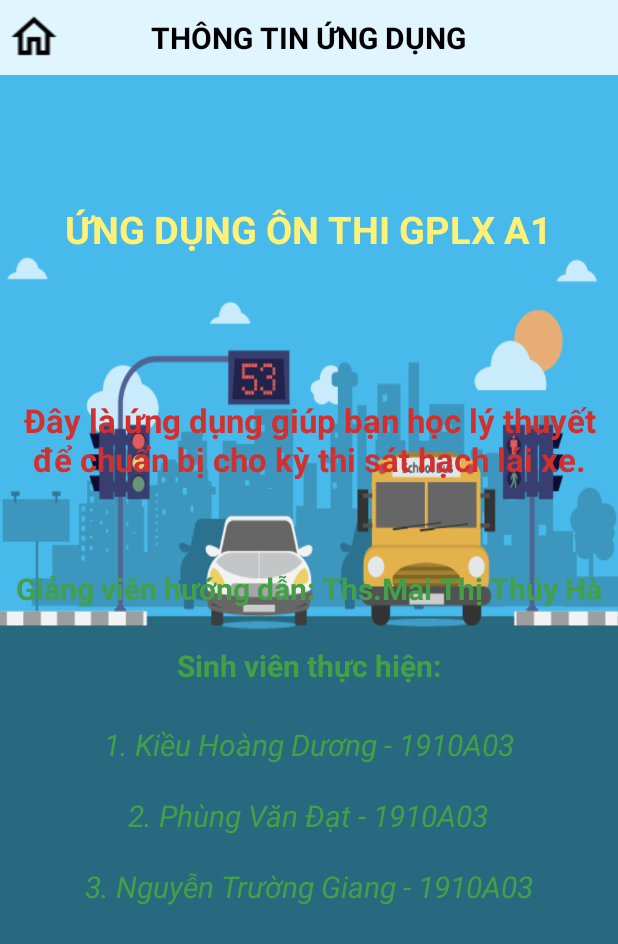
After one commit to duogwas/OnThiGPLXA1, an Android app: the ThongTinUngDung screen opened directly, with no data from a screen before it, on a phone screen of 412 x 824 dp. The commit adds this screen. Shown: the top 944 px of the screen. Run offline under Robolectric (Android 15) with nearby library versions, the phone set to English and light mode, and no system bars; Roboto replaces fonts that are not available here.

Commit message:
hoan thanh giao dien va xu ly activity ThongTin va HoTro

```diff
--- /dev/null
+++ b/app/src/main/java/hou/duogwas/onthigplxa1/Activity/ThongTinUngDung.java
@@ -0,0 +1,28 @@
+package hou.duogwas.onthigplxa1.Activity;
+
+import androidx.appcompat.app.AppCompatActivity;
+
+import android.content.Intent;
+import android.os.Bundle;
+import android.view.View;
+import android.widget.ImageButton;
+
+import hou.duogwas.onthigplxa1.R;
+
+public class ThongTinUngDung extends AppCompatActivity {
+    ImageButton img_BtnHome;
+
+    @Override
+    protected void onCreate(Bundle savedInstanceState) {
+        super.onCreate(savedInstanceState);
+        setContentView(R.layout.activity_thong_tin_ung_dung);
+
+        img_BtnHome=findViewById(R.id.img_btnHome);
+        img_BtnHome.setOnClickListener(new View.OnClickListener() {
+            @Override
+            public void onClick(View v) {
+                startActivity(new Intent(ThongTinUngDung.this,MainActivity.class));
+            }
+        });
+    }
+}
--- a/app/src/main/java/hou/duogwas/onthigplxa1/Activity/WelcomeActivity.java
+++ b/app/src/main/java/hou/duogwas/onthigplxa1/Activity/WelcomeActivity.java
@@ -54,5 +54,4 @@ public class WelcomeActivity extends AppCompatActivity {
             }
         },Welcome_screen);
     }
-
 }
--- /dev/null
+++ b/app/src/main/res/layout/activity_thong_tin_ung_dung.xml
@@ -0,0 +1,122 @@
+<?xml version="1.0" encoding="utf-8"?>
+<RelativeLayout xmlns:android="http://schemas.android.com/apk/res/android"
+    xmlns:app="http://schemas.android.com/apk/res-auto"
+    xmlns:tools="http://schemas.android.com/tools"
+    android:layout_width="match_parent"
+    android:layout_height="match_parent"
+    tools:context=".Activity.ThongTinUngDung"
+    android:background="@drawable/inforbackground">
+    <RelativeLayout
+        android:id="@+id/toolfake"
+        android:layout_width="match_parent"
+        android:layout_height="50dp"
+        android:background="#E1F5FE">
+
+        <TextView
+            android:id="@+id/title_text"
+            android:layout_width="wrap_content"
+            android:layout_height="wrap_content"
+            android:layout_centerInParent="true"
+            android:text="THÔNG TIN ỨNG DỤNG"
+            android:textSize="20sp"
+            android:textStyle="bold"
+            android:textColor="@color/black"/>
+
+        <ImageButton
+            android:id="@+id/img_btnHome"
+            android:layout_width="45dp"
+            android:layout_height="45dp"
+            android:layout_centerVertical="true"
+            android:background="@null"
+            app:srcCompat="@drawable/ic_nav_home"
+            tools:ignore="SpeakableTextPresentCheck,TouchTargetSizeCheck" />
+
+    </RelativeLayout>
+
+    <TextView
+        android:id="@+id/tv1"
+        android:layout_width="wrap_content"
+        android:layout_height="wrap_content"
+        android:layout_below="@id/toolfake"
+        android:layout_centerHorizontal="true"
+        android:layout_marginTop="85dp"
+        android:text="ỨNG DỤNG ÔN THI GPLX A1"
+        android:textColor="#FFF176"
+        android:textSize="25sp"
+        android:textStyle="bold" />
+
+    <TextView
+        android:id="@+id/tv2"
+        android:layout_width="wrap_content"
+        android:layout_height="wrap_content"
+        android:layout_below="@id/tv1"
+        android:layout_centerInParent="true"
+        android:layout_marginTop="85dp"
+        android:gravity="center"
+        android:padding="10sp"
+        android:text="Đây là ứng dụng giúp bạn học lý thuyết để chuẩn bị cho kỳ thi sát hạch lái xe."
+        android:textColor="#D32F2F"
+        android:textSize="22sp"
+        android:textStyle="bold" />
+
+    <TextView
+        android:id="@+id/tv3"
+        android:layout_width="wrap_content"
+        android:layout_height="wrap_content"
+        android:layout_below="@id/tv2"
+        android:layout_centerHorizontal="true"
+        android:layout_marginTop="48dp"
+        android:text="Giảng viên hướng dẫn: Ths.Mai Thị Thúy Hà"
+        android:textColor="#43A047"
+        android:textSize="20sp"
+        android:textStyle="bold" />
+
+    <TextView
+        android:id="@+id/tv4"
+        android:layout_width="wrap_content"
+        android:layout_height="wrap_content"
+        android:layout_below="@id/tv3"
+        android:layout_centerHorizontal="true"
+        android:layout_marginTop="24dp"
+        android:text="Sinh viên thực hiện:"
+        android:textColor="#43A047"
+        android:textSize="20sp"
+        android:textStyle="bold" />
+
+    <TextView
+        android:id="@+id/tv5"
+        android:layout_width="wrap_content"
+        android:layout_height="wrap_content"
+        android:layout_below="@id/tv4"
+        android:layout_centerHorizontal="true"
+        android:layout_marginTop="25dp"
+        android:text="1. Kiều Hoàng Dương - 1910A03"
+        android:textColor="#43A047"
+        android:textSize="20sp"
+        android:textStyle="italic" />
+
+    <TextView
+        android:id="@+id/tv6"
+        android:layout_width="wrap_content"
+        android:layout_height="wrap_content"
+        android:layout_below="@id/tv5"
+        android:layout_centerHorizontal="true"
+        android:layout_marginTop="20dp"
+        android:text="2. Phùng Văn Đạt - 1910A03"
+        android:textColor="#43A047"
+        android:textSize="20sp"
+        android:textStyle="italic" />
+
+    <TextView
+        android:id="@+id/tv7"
+        android:layout_width="wrap_content"
+        android:layout_height="wrap_content"
+        android:layout_below="@id/tv6"
+        android:layout_centerHorizontal="true"
+        android:layout_marginTop="20dp"
+        android:text="3. Nguyễn Trường Giang - 1910A03"
+        android:textColor="#43A047"
+        android:textSize="20sp"
+        android:textStyle="italic" />
+
+</RelativeLayout>
```
Also changed, not shown: app/src/main/AndroidManifest.xml (+10 -8 lines), app/src/main/java/hou/duogwas/onthigplxa1/Activity/HoTro.java (added, +28 -0 lines), app/src/main/java/hou/duogwas/onthigplxa1/Activity/MainActivity.java (+10 -3 lines), app/src/main/res/layout/activity_ho_tro.xml (added, +61 -0 lines), app/src/main/res/drawable/inforbackground.png (added), 36 other files.
